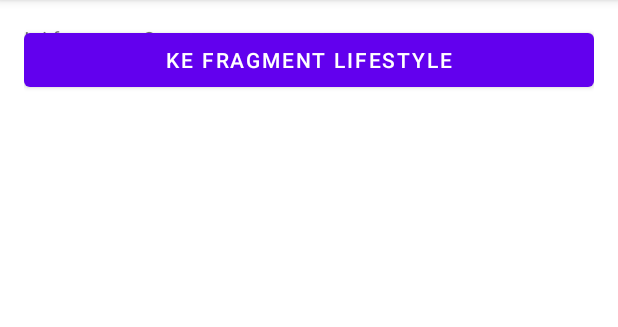
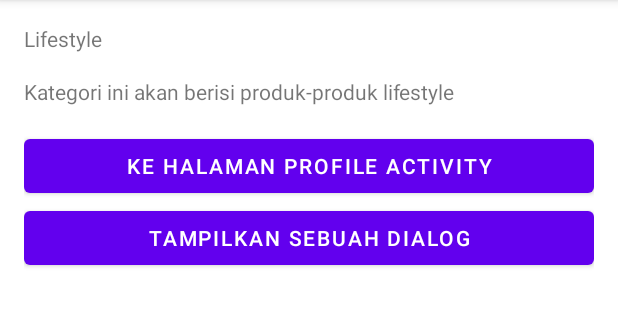
Before and after one commit to habibfr/Fundamental-Android-Dicoding, an Android app: the fragment CategoryFragment placed in its activity, after a tap on "KE FRAGMENT LIFESTYLE", on a phone screen of 412 x 824 dp, the part 84-411 px from its top. Run offline under Robolectric (Android 15) with nearby library versions, the phone set to English and light mode, and no system bars.

Commit message:
add a dialog fragment

```diff
--- a/MyFlexibleFragment/app/src/main/java/com/habibfr/myflexiblefragment/CategoryFragment.kt
+++ b/MyFlexibleFragment/app/src/main/java/com/habibfr/myflexiblefragment/CategoryFragment.kt
@@ -27,11 +27,24 @@ class CategoryFragment : Fragment(), OnClickListener {
 
     override fun onClick(v: View?) {
         if (v?.id == R.id.btn_detail_category) {
-            val categoryFragment = CategoryFragment()
+            val detailCategoryFragment = DetailCategoryFragment()
+
+            val bundle = Bundle()
+            bundle.putString(DetailCategoryFragment.EXTRA_NAME, "Lifestyle")
+            val desc = "Kategori ini akan berisi produk-produk lifestyle"
+
+            detailCategoryFragment.arguments = bundle
+            detailCategoryFragment.description = desc
+
+//            val categoryFragment = CategoryFragment()
             val fragmentManager = parentFragmentManager
 
             fragmentManager.beginTransaction().apply {
-                replace(R.id.fLContainer, categoryFragment, CategoryFragment::class.java.simpleName)
+                replace(
+                    R.id.fLContainer,
+                    detailCategoryFragment,
+                    CategoryFragment::class.java.simpleName
+                )
                 addToBackStack(null).commit()
             }
         }
--- /dev/null
+++ b/MyFlexibleFragment/app/src/main/java/com/habibfr/myflexiblefragment/DetailCategoryFragment.kt
@@ -0,0 +1,78 @@
+package com.habibfr.myflexiblefragment
+
+import android.os.Bundle
+import androidx.fragment.app.Fragment
+import android.view.LayoutInflater
+import android.view.View
+import android.view.View.OnClickListener
+import android.view.ViewGroup
+import android.widget.Button
+import android.widget.TextView
+import android.widget.Toast
+
+class DetailCategoryFragment : Fragment(), OnClickListener {
+    var description: String? = null
+
+    companion object {
+        var EXTRA_NAME = "extra_name"
+        var EXTRA_DESC = "extra_desc"
+    }
+
+    override fun onCreateView(
+        inflater: LayoutInflater, container: ViewGroup?,
+        savedInstanceState: Bundle?
+    ): View? {
+        // Inflate the layout for this fragment
+        return inflater.inflate(R.layout.fragment_detail_category, container, false)
+    }
+
+    override fun onViewCreated(view: View, savedInstanceState: Bundle?) {
+        super.onViewCreated(view, savedInstanceState)
+
+        val txtCategoryName: TextView = view.findViewById(R.id.tv_category_name)
+        val txtCategoryDesc: TextView = view.findViewById(R.id.tv_category_description)
+
+        val btnProfile: Button = view.findViewById(R.id.btn_profile)
+        val btnShowDialog: Button = view.findViewById(R.id.btn_show_dialog)
+
+        btnProfile.setOnClickListener(this)
+        btnShowDialog.setOnClickListener(this)
+
+        if (savedInstanceState != null) {
+            val descFromBundle = savedInstanceState.getString(EXTRA_DESC)
+            description = descFromBundle
+        }
+
+        if (arguments != null) {
+            val categoryName = arguments?.getString(EXTRA_NAME)
+            txtCategoryName.text = categoryName
+            txtCategoryDesc.text = description
+        }
+
+    }
+
+    override fun onClick(v: View?) {
+        when (v?.id) {
+            R.id.btn_profile -> {
+
+            }
+
+            R.id.btn_show_dialog -> {
+                val optionDialogFragment = OptionDialogFragment()
+
+                val fragmentManager = childFragmentManager
+                optionDialogFragment.show(
+                    fragmentManager,
+                    OptionDialogFragment::class.java.simpleName
+                )
+            }
+        }
+    }
+
+    internal var optionDialogListener: OptionDialogFragment.OnOptionDialogListener =
+        object : OptionDialogFragment.OnOptionDialogListener {
+            override fun onOptionChoosen(text: String?) {
+                Toast.makeText(requireActivity(), text, Toast.LENGTH_SHORT).show()
+            }
+        }
+}
--- a/MyFlexibleFragment/app/src/main/java/com/habibfr/myflexiblefragment/MainActivity.kt
+++ b/MyFlexibleFragment/app/src/main/java/com/habibfr/myflexiblefragment/MainActivity.kt
@@ -14,7 +14,7 @@ class MainActivity : AppCompatActivity() {
 
         val fragment = fragmentManager.findFragmentByTag(HomeFragment::class.java.simpleName)
 
-        if(fragment !is HomeFragment){
+        if (fragment !is HomeFragment) {
             Log.d("My FlexibleFragment", "Fragment name : " + HomeFragment::class.java.simpleName)
 
             fragmentManager
--- a/MyFlexibleFragment/app/src/main/res/layout/fragment_category.xml
+++ b/MyFlexibleFragment/app/src/main/res/layout/fragment_category.xml
@@ -12,6 +12,7 @@
         android:layout_height="wrap_content"
         android:layout_marginBottom="16dp"
         android:text="@string/this_category" />
+
     <Button
         android:id="@+id/btn_detail_category"
         android:layout_width="match_parent"
--- /dev/null
+++ b/MyFlexibleFragment/app/src/main/res/layout/fragment_detail_category.xml
@@ -0,0 +1,36 @@
+<?xml version="1.0" encoding="utf-8"?>
+<LinearLayout xmlns:android="http://schemas.android.com/apk/res/android"
+    xmlns:tools="http://schemas.android.com/tools"
+    android:layout_width="match_parent"
+    android:layout_height="match_parent"
+    android:orientation="vertical"
+    android:padding="16dp"
+    tools:context=".DetailCategoryFragment">
+
+
+    <TextView
+        android:id="@+id/tv_category_name"
+        android:layout_width="match_parent"
+        android:layout_height="wrap_content"
+        android:layout_marginBottom="16dp"
+        android:text="@string/category_name" />
+
+    <TextView
+        android:id="@+id/tv_category_description"
+        android:layout_width="match_parent"
+        android:layout_height="wrap_content"
+        android:layout_marginBottom="16dp"
+        android:text="@string/category_description" />
+
+    <Button
+        android:id="@+id/btn_profile"
+        android:layout_width="match_parent"
+        android:layout_height="wrap_content"
+        android:text="@string/to_profile" />
+
+    <Button
+        android:id="@+id/btn_show_dialog"
+        android:layout_width="match_parent"
+        android:layout_height="wrap_content"
+        android:text="@string/show_dialog" />
+</LinearLayout>
--- a/MyFlexibleFragment/app/src/main/res/layout/fragment_home.xml
+++ b/MyFlexibleFragment/app/src/main/res/layout/fragment_home.xml
@@ -11,6 +11,7 @@
         android:layout_height="wrap_content"
         android:layout_margin="16dp"
         android:text="@string/hello_home_fragment" />
+
     <Button
         android:id="@+id/btn_category"
         android:layout_width="match_parent"
```
Also changed, not shown: MyFlexibleFragment/app/src/main/java/com/habibfr/myflexiblefragment/OptionDialogFragment.kt (added, +83 -0 lines), MyFlexibleFragment/app/src/main/res/layout/fragment_option_dialog.xml (added, +76 -0 lines).
